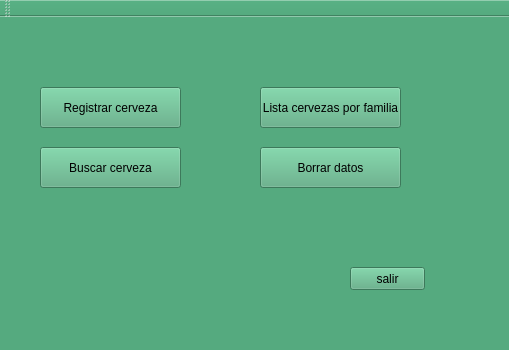
Qt form EDCervezas/ventanaprincipal.ui (RARUTO21/EDProgra2) before a commit.
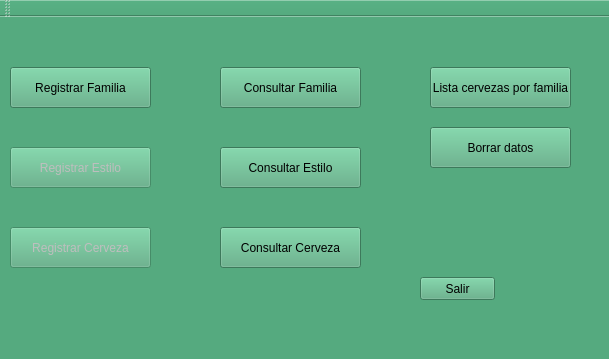
The same form after that commit.

The edit to the form file:
```diff
--- a/EDCervezas/ventanaprincipal.ui
+++ b/EDCervezas/ventanaprincipal.ui
@@ -6,8 +6,8 @@
    <rect>
     <x>0</x>
     <y>0</y>
-    <width>509</width>
-    <height>350</height>
+    <width>609</width>
+    <height>359</height>
    </rect>
   </property>
   <property name="windowTitle">
@@ -20,8 +20,8 @@
    <widget class="QPushButton" name="btnRegCerveza">
     <property name="geometry">
      <rect>
-      <x>40</x>
-      <y>70</y>
+      <x>10</x>
+      <y>50</y>
       <width>141</width>
       <height>41</height>
      </rect>
@@ -30,27 +30,27 @@
      <string notr="true"/>
     </property>
     <property name="text">
-     <string>Registrar cerveza</string>
+     <string>Registrar Familia</string>
     </property>
    </widget>
    <widget class="QPushButton" name="btnsalir">
     <property name="geometry">
      <rect>
-      <x>350</x>
-      <y>250</y>
+      <x>420</x>
+      <y>260</y>
       <width>75</width>
       <height>23</height>
      </rect>
     </property>
     <property name="text">
-     <string>salir</string>
+     <string>Salir</string>
     </property>
    </widget>
    <widget class="QPushButton" name="btnBuscarCerveza">
     <property name="geometry">
      <rect>
-      <x>40</x>
-      <y>130</y>
+      <x>220</x>
+      <y>210</y>
       <width>141</width>
       <height>41</height>
      </rect>
@@ -59,14 +59,14 @@
      <string notr="true"/>
     </property>
     <property name="text">
-     <string>Buscar cerveza</string>
+     <string>Consultar Cerveza</string>
     </property>
    </widget>
    <widget class="QPushButton" name="btnListaCervezas">
     <property name="geometry">
      <rect>
-      <x>260</x>
-      <y>70</y>
+      <x>430</x>
+      <y>50</y>
       <width>141</width>
       <height>41</height>
      </rect>
@@ -81,8 +81,8 @@
    <widget class="QPushButton" name="btnBorrarDatos">
     <property name="geometry">
      <rect>
-      <x>260</x>
-      <y>130</y>
+      <x>430</x>
+      <y>110</y>
       <width>141</width>
       <height>41</height>
      </rect>
@@ -91,6 +91,64 @@
      <string>Borrar datos</string>
     </property>
    </widget>
+   <widget class="QPushButton" name="btnRegistrarEstilo">
+    <property name="enabled">
+     <bool>false</bool>
+    </property>
+    <property name="geometry">
+     <rect>
+      <x>10</x>
+      <y>130</y>
+      <width>141</width>
+      <height>41</height>
+     </rect>
+    </property>
+    <property name="text">
+     <string>Registrar Estilo</string>
+    </property>
+   </widget>
+   <widget class="QPushButton" name="btnRegistrarCerveza">
+    <property name="enabled">
+     <bool>false</bool>
+    </property>
+    <property name="geometry">
+     <rect>
+      <x>10</x>
+      <y>210</y>
+      <width>141</width>
+      <height>41</height>
+     </rect>
+    </property>
+    <property name="text">
+     <string>Registrar Cerveza</string>
+    </property>
+   </widget>
+   <widget class="QPushButton" name="btnConsultarEstilo">
+    <property name="geometry">
+     <rect>
+      <x>220</x>
+      <y>130</y>
+      <width>141</width>
+      <height>41</height>
+     </rect>
+    </property>
+    <property name="text">
+     <string>Consultar Estilo</string>
+    </property>
+   </widget>
+   <widget class="QPushButton" name="btnConsultarFamilia">
+    <property name="geometry">
+     <rect>
+      <x>220</x>
+      <y>50</y>
+      <width>141</width>
+      <height>41</height>
+     </rect>
+    </property>
+    <property name="text">
+     <string>Consultar Familia</string>
+    </property>
+   </widget>
   </widget>
   <widget class="QMenuBar" name="menuBar">
    <property name="geometry">
```
Left out of the diff: 6 changed lines with no effect on the pictures.
